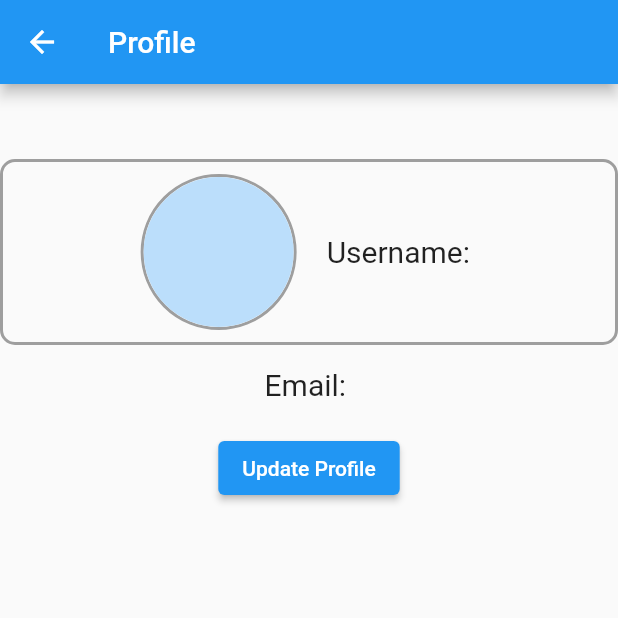
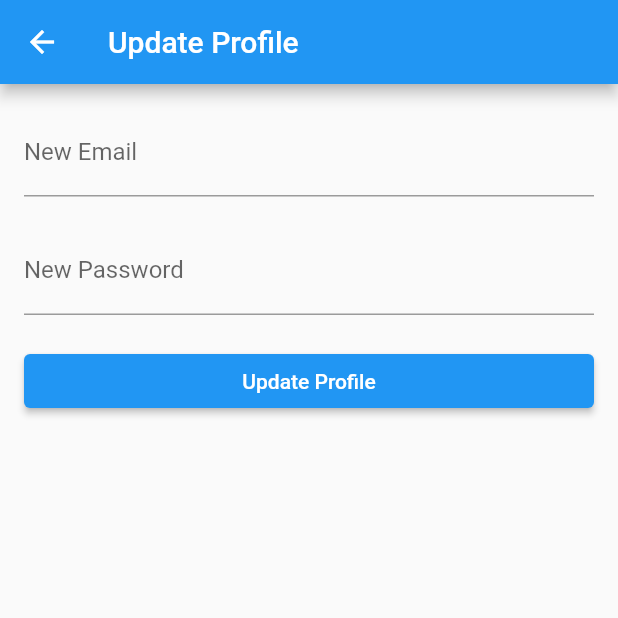
Before and after one commit to jawdonchan/L1_JordanChan_213809_Project, a Flutter app: the ProfilePage screen opened directly, after a tap on "Update Profile", on a phone screen of 412 x 824 dp, the top half of it. Run offline on Flutter 3.47's test engine with Material 2 defaults, Android fonts, the phone set to English and light mode, and no system bars; our stand-ins replace cloud_firestore, firebase_auth, firebase_core, fluttertoast; accounts and stored records are empty; network calls fail.

Commit message:
add changes - 10/08/23
- update page for user profile
- add card list for card type
- details for card types

```diff
--- a/lib/screen/profile.dart
+++ b/lib/screen/profile.dart
@@ -1,5 +1,7 @@
 import 'package:flutter/material.dart';
 import 'package:firebase_auth/firebase_auth.dart';
+
+import 'updateprofile.dart';
 
 class ProfilePage extends StatefulWidget {
   @override
@@ -73,13 +75,13 @@ class _ProfilePageState extends State<ProfilePage> {
           SizedBox(height: 20),
           ElevatedButton(
             onPressed: () {
-              // Navigate to the update profile page when the button is pressed
-              // Navigator.push(
-              //   context,
-              //   MaterialPageRoute(
-              //     builder: (context) => UpdateProfilePage(),
-              //   ),
-              // );
+              //Navigate to the update profile page when the button is pressed
+              Navigator.push(
+                context,
+                MaterialPageRoute(
+                  builder: (context) => UpdateProfilePage(),
+                ),
+              );
             },
             child: Text('Update Profile'),
           ),
--- /dev/null
+++ b/lib/screen/updateprofile.dart
@@ -0,0 +1,68 @@
+import 'package:flutter/material.dart';
+import 'package:firebase_auth/firebase_auth.dart';
+import 'package:proj_layout/services/firebaseauth_service.dart';
+
+class UpdateProfilePage extends StatefulWidget {
+  @override
+  _UpdateProfilePageState createState() => _UpdateProfilePageState();
+}
+
+class _UpdateProfilePageState extends State<UpdateProfilePage> {
+  TextEditingController _newEmailController = TextEditingController();
+  TextEditingController _newPasswordController = TextEditingController();
+  final GlobalKey<ScaffoldState> _scaffoldKey = GlobalKey<ScaffoldState>();
+
+  @override
+  Widget build(BuildContext context) {
+    return Scaffold(
+      key: _scaffoldKey, // Set the scaffold key
+      appBar: AppBar(
+        title: Text('Update Profile'),
+      ),
+      body: SingleChildScrollView(
+              child: Padding(
+          padding: EdgeInsets.all(16.0),
+          child: Column(
+            mainAxisAlignment: MainAxisAlignment.center,
+            crossAxisAlignment: CrossAxisAlignment.stretch,
+            children: [
+              TextField(
+                controller: _newEmailController,
+                decoration: InputDecoration(labelText: 'New Email'),
+              ),
+              SizedBox(height: 20.0),
+              TextField(
+                controller: _newPasswordController,
+                obscureText: true,
+                decoration: InputDecoration(labelText: 'New Password'),
+              ),
+              SizedBox(height: 20.0),
+              ElevatedButton(
+                onPressed: () async {
+                  String newEmail = _newEmailController.text.trim();
+                  String newPassword = _newPasswordController.text.trim();
+
+                  if (newEmail.isNotEmpty) {
+                    await FirebaseAuthService().updateEmail(newEmail);
+                  }
+
+                  if (newPassword.isNotEmpty) {
+                    await FirebaseAuthService().updatePassword(newPassword);
+                  }
+
+                  // Show a success message using a SnackBar
+                  _scaffoldKey.currentState.showSnackBar(
+                    SnackBar(content: Text('Profile updated successfully')),
+                  );
+
+                  Navigator.pop(context); // Navigate back after updating
+                },
+                child: Text('Update Profile'),
+              ),
+            ],
+          ),
+        ),
+      ),
+    );
+  }
+}
```
Also changed, not shown: lib/screen/card_details.dart (added, +35 -0 lines), lib/screen/card_list.dart (added, +81 -0 lines), lib/screen/home.dart (+6 -5 lines), lib/services/firebaseauth_service.dart (+30 -0 lines), lib/services/firestore_service.dart (added, +14 -0 lines), lib/screen/card.dart (deleted).
